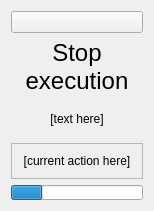
Before: the Qt Designer form executer/executionwindow.ui in Jmgr/actiona, drawn with Qt 5.
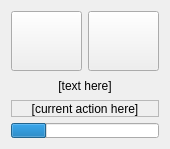
After: the same form once the commit is applied. Icons and pictures are not drawn.

Commit message: Gui - corrected a bug when editing code Actionaz - added pause/resume

```diff
--- a/executer/executionwindow.ui
+++ b/executer/executionwindow.ui
@@ -6,8 +6,8 @@
    <rect>
     <x>0</x>
     <y>0</y>
-    <width>154</width>
-    <height>211</height>
+    <width>170</width>
+    <height>149</height>
    </rect>
   </property>
   <property name="windowTitle">
@@ -15,7 +15,41 @@
   </property>
   <layout class="QVBoxLayout" name="verticalLayout">
    <item>
+    <layout class="QHBoxLayout" name="horizontalLayout">
+     <item>
+      <widget class="QPushButton" name="pausePushButton">
+       <property name="minimumSize">
+        <size>
+         <width>0</width>
+         <height>60</height>
+        </size>
+       </property>
+       <property name="text">
+        <string/>
+       </property>
+       <property name="icon">
+        <iconset resource="executer.qrc">
+         <normaloff>:/images/pause.png</normaloff>:/images/pause.png</iconset>
+       </property>
+       <property name="iconSize">
+        <size>
+         <width>50</width>
+         <height>50</height>
+        </size>
+       </property>
+       <property name="flat">
+        <bool>false</bool>
+       </property>
+      </widget>
+     </item>
+     <item>
     <widget class="QPushButton" name="cancelPushButton">
+       <property name="minimumSize">
+        <size>
+         <width>0</width>
+         <height>60</height>
+        </size>
+       </property>
      <property name="text">
       <string/>
      </property>
@@ -31,20 +65,7 @@
      </property>
     </widget>
    </item>
-   <item>
-    <widget class="QLabel" name="label">
-     <property name="text">
-      <string>&lt;!DOCTYPE HTML PUBLIC &quot;-//W3C//DTD HTML 4.0//EN&quot; &quot;http://www.w3.org/TR/REC-html40/strict.dtd&quot;&gt;
-&lt;html&gt;&lt;head&gt;&lt;meta name=&quot;qrichtext&quot; content=&quot;1&quot; /&gt;&lt;style type=&quot;text/css&quot;&gt;
-p, li { white-space: pre-wrap; }
-&lt;/style&gt;&lt;/head&gt;&lt;body style=&quot; font-family:'MS Shell Dlg 2'; font-size:8.25pt; font-weight:400; font-style:normal;&quot;&gt;
-&lt;p style=&quot; margin-top:0px; margin-bottom:0px; margin-left:0px; margin-right:0px; -qt-block-indent:0; text-indent:0px;&quot;&gt;&lt;span style=&quot; font-size:18pt;&quot;&gt;Stop&lt;/span&gt;&lt;/p&gt;
-&lt;p style=&quot; margin-top:0px; margin-bottom:0px; margin-left:0px; margin-right:0px; -qt-block-indent:0; text-indent:0px;&quot;&gt;&lt;span style=&quot; font-size:18pt;&quot;&gt;execution&lt;/span&gt;&lt;/p&gt;&lt;/body&gt;&lt;/html&gt;</string>
-     </property>
-     <property name="alignment">
-      <set>Qt::AlignCenter</set>
-     </property>
-    </widget>
+    </layout>
    </item>
    <item>
     <widget class="QLabel" name="stopScriptLabel">
```
Left out of the diff: 6 changed lines with no effect on the pictures. Lines whose indentation alone changed are shown as unchanged. The commit also changes 19 other files.
